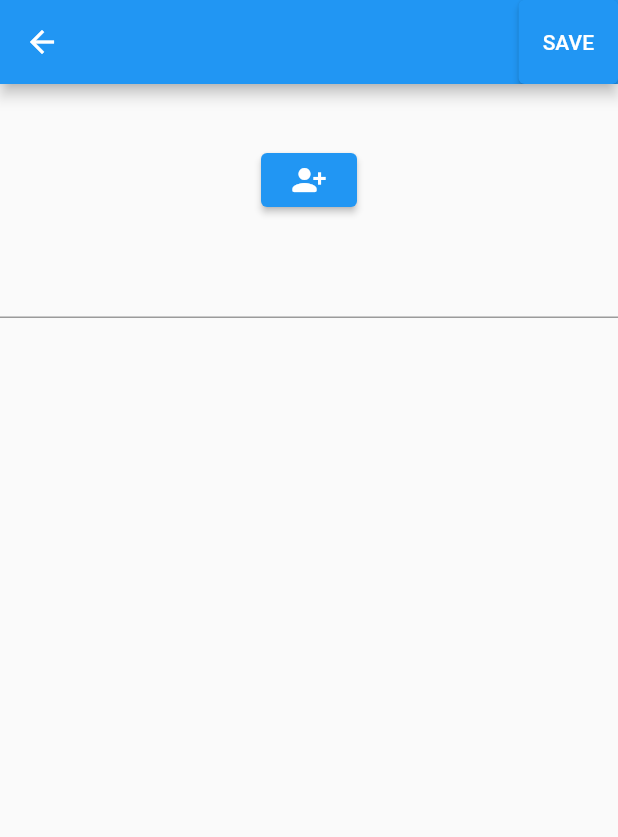
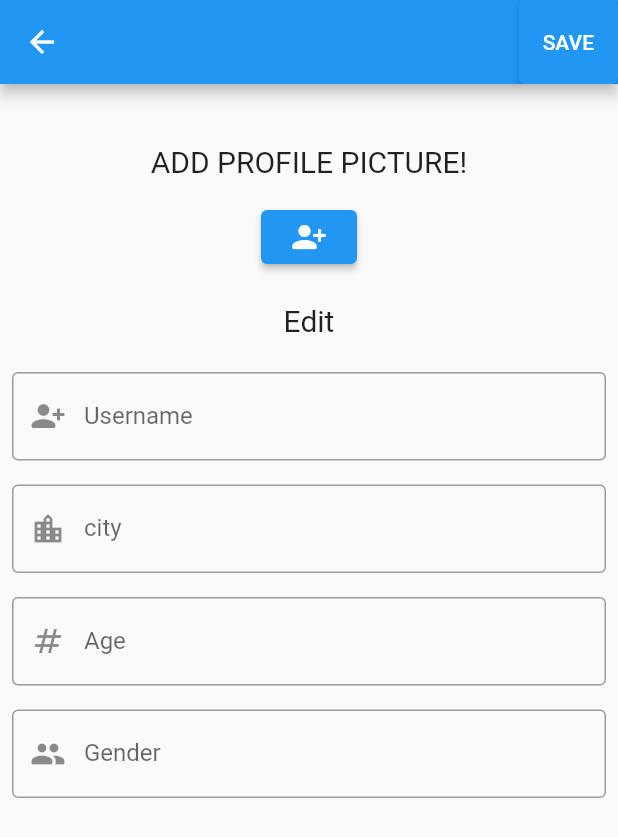
Before and after one commit to brisingr24/Serenity, a Flutter app: the PageHost screen opened by its route, item 4 of the bottom bar chosen, after a tap on the "arrow forward ios" icon, on a phone screen of 412 x 824 dp. Shown: the top 837 px of the screen. Run offline on Flutter 3.47's test engine with Material 2 defaults, Android fonts, the phone set to English and light mode, and no system bars; our stand-ins replace animated_bottom_navigation_bar, carousel_slider, cloud_firestore, date_time_picker, firebase_auth, firebase_core and 5 more; missing offline and left inert: circular_menu, dart:ffi, kommunicate_flutter; accounts and stored records are empty.

Commit message:
Changes - Aditya

```diff
--- a/lib/screens/editprofile.dart
+++ b/lib/screens/editprofile.dart
@@ -19,6 +19,9 @@ class _EditProfileState extends State<EditProfile> {
   File? _profileImg;
   final picker = ImagePicker();
   String name = "";
+  String city = "";
+  String age = "";
+  String gender = "";
 
   Future getImage(int type) async {
     final pickedFile = await picker.getImage(source: ImageSource.gallery);
@@ -36,19 +39,22 @@ class _EditProfileState extends State<EditProfile> {
         actions: [
           ElevatedButton(
               onPressed: () async {
-                await _userService.updateProfile(_profileImg!, name);
+                await _userService.updateProfile(_profileImg!, name,city,age,gender);
                 Navigator.pop(context);
                 setState(() {});
               },
               child: Text("SAVE"))
         ],
       ),
-      body: Form(
+      body: SingleChildScrollView(
+        child: Form(
           child: Column(
             children: [
               const SizedBox(
                 height: 40,
               ),
+              Text("ADD PROFILE PICTURE!",style: TextStyle(fontSize: 20),),
+              SizedBox(height: 15,),
               ElevatedButton(
                   onPressed: () => getImage(0),
                   child: _profileImg == null
@@ -58,12 +64,70 @@ class _EditProfileState extends State<EditProfile> {
                           height: 100,
                         )),
               SizedBox(height: 20,),
-            TextFormField(
+              Text("Edit",style: TextStyle(fontSize: 20),),
+              SizedBox(height: 15,),
+              Padding(
+                padding: const EdgeInsets.all(8.0),
+                child: TextFormField(
+                  decoration: InputDecoration(
+                    border: OutlineInputBorder(),
+                    hintText: "Enter User Name",
+                    labelText: "Username",
+                    prefixIcon: Icon(Icons.person_add_alt_1_rounded),
+                  ),
                   onChanged: (val) => setState(() {
                     name = val;
                   }),
+                  keyboardType: TextInputType.name,
+                ),
+              ),
+              Padding(
+                padding: const EdgeInsets.all(8.0),
+                child: TextFormField(
+                  decoration: InputDecoration(
+                    border: OutlineInputBorder(),
+                    hintText: "Enter City",
+                    labelText: "city",
+                    prefixIcon: Icon(Icons.location_city),
+                  ),
+                  onChanged: (val) => setState(() {
+                    city = val;
+                  }),
+                  keyboardType: TextInputType.name,
+                ),
+              ),
+              Padding(
+                padding: const EdgeInsets.all(8.0),
+                child: TextFormField(
+                  decoration: InputDecoration(
+                    border: OutlineInputBorder(),
+                    hintText: "Enter Age",
+                    labelText: "Age",
+                    prefixIcon: Icon(Icons.numbers_sharp),
+                  ),
+                  onChanged: (val) => setState(() {
+                    age = val;
+                  }),
+                  keyboardType: TextInputType.number,
+                ),
+              ),
+              Padding(
+                padding: const EdgeInsets.all(8.0),
+                child: TextFormField(
+                  decoration: InputDecoration(
+                    border: OutlineInputBorder(),
+                    hintText: "Enter Gender",
+                    labelText: "Gender",
+                    prefixIcon: Icon(Icons.people_rounded),
+                  ),
+                  onChanged: (val) => setState(() {
+                    gender = val;
+                  }),
+                  keyboardType: TextInputType.name,
+                ),
               ),
             ],
+          ),
         ),
       ),
     );
--- a/lib/screens/mains/profile.dart
+++ b/lib/screens/mains/profile.dart
@@ -3,6 +3,7 @@ import 'package:envision/screens/bookings/appointment.dart';
 import 'package:envision/screens/editprofile.dart';
 import 'package:flutter/material.dart';
 import '../../models/userModel.dart';
+import '../../widgets/ContactTile.dart';
 import '../questionnaire.dart';
 import '../../sevices/user.dart';
 import '../aboutus.dart';
@@ -17,8 +18,9 @@ class Profile extends StatefulWidget {
 
 class _ProfileState extends State<Profile> {
   late final Stream<UserModel?> userModelStream;
+  Stream<List<Doctor>>? _listDoctor;
+
   String text = "";
-  bool a =false;
   @override
   void initState() {
     // TODO: implement initState
@@ -82,16 +84,19 @@ class _ProfileState extends State<Profile> {
                           return Column(
                             children: [
                               user.profileImgURL == null
-                                  ? Image.asset(
+                                  ? CircleAvatar(
+                                      child: Image.asset(
                                         "images/userdef.png",
-                                      height: 140,
-                                      width: 150,
+                                        height: 50,
+                                        width: 50,
+                                      ),
+                                      backgroundColor: Colors.white,
                                     )
-                                  : Image.network(
+                                  : CircleAvatar(
+                                      radius: 80,
+                                      backgroundImage: NetworkImage(
                                         user.profileImgURL ?? ' ',
-                                      height: 200,
-                                      width: 150,
-                                      fit: BoxFit.cover,
+                                      ),
                                     ),
                               SizedBox(
                                 height: 10,
@@ -103,10 +108,19 @@ class _ProfileState extends State<Profile> {
                                   style: TextStyle(fontSize: 22),
                                 ),
                               ),
+                              Row(
+                                mainAxisAlignment: MainAxisAlignment.center,
+                                children: [
                                   Text(
-                                '${user.email}',
+                                    '${user.age} years |',
                                     style: TextStyle(fontSize: 18),
                                   ),
+                                  Text(
+                                    '  ${user.gender}',
+                                    style: TextStyle(fontSize: 18),
+                                  ),
+                                ],
+                              )
                             ],
                           );
                         }
@@ -117,7 +131,6 @@ class _ProfileState extends State<Profile> {
                 ),
               ]),
               Container(
-                height: 650,
                 width: 350,
                 padding: EdgeInsets.all(10.0),
                 decoration: BoxDecoration(
@@ -208,8 +221,8 @@ class _ProfileState extends State<Profile> {
                     SizedBox(
                       height: 30,
                     ),
-                    Container(
-                      height: 150,
+                    SingleChildScrollView(
+                      child: Container(
                         width: 330,
                         decoration: BoxDecoration(
                           color: Colors.white,
@@ -245,6 +258,7 @@ class _ProfileState extends State<Profile> {
                           ],
                         ),
                       ),
+                    ),
                     SizedBox(
                       height: 30,
                     ),
@@ -256,7 +270,7 @@ class _ProfileState extends State<Profile> {
                                   builder: (context) => Question()));
                         },
                         child: const Text(
-                          "Take a Survey!",
+                          "TAKE A SURVEY!",
                           style: TextStyle(
                             color: Colors.white,
                             fontSize: 16,
--- a/lib/screens/postadd.dart
+++ b/lib/screens/postadd.dart
@@ -24,7 +24,7 @@ class _postAddState extends State<postAdd> {
         title: Text('CREATE POST'),
         actions: [
           ElevatedButton(onPressed: ()async{
-            _postService.savePost(text,user.name);
+            _postService.savePost(text);
             Navigator.pop(context);
           }, child: Text('POST')
           )
--- a/lib/screens/signup.dart
+++ b/lib/screens/signup.dart
@@ -27,8 +27,7 @@ class _SignUpState extends State<SignUp> {
         automaticallyImplyLeading: false,
         title: Center(child: Text("Signup")),
       ),
-      body: Container(
-        child: Form(
+      body: Form(
         child: Column(
           children: [
             SizedBox(height: 40),
@@ -113,7 +112,6 @@ class _SignUpState extends State<SignUp> {
           ],
         ),
       ),
-      ),
     );
   }
 }
--- a/lib/sevices/pageHost.dart
+++ b/lib/sevices/pageHost.dart
@@ -10,17 +10,15 @@ import '../screens/mains/profile.dart';
 import 'package:firebase_auth/firebase_auth.dart';
 import 'package:kommunicate_flutter/kommunicate_flutter.dart';
 
-
-
 class PageHost extends StatefulWidget {
   @override
   _PageHostState createState() => _PageHostState();
-
 }
 
 class _PageHostState extends State<PageHost> {
   int _currentIndex = 0;
   late PageController _pageController;
+  bool a = false;
   final iconList = <IconData>[
     Icons.home,
     Icons.forum,
@@ -32,7 +30,6 @@ class _PageHostState extends State<PageHost> {
   void initState() {
     super.initState();
     _pageController = PageController();
-
   }
 
   @override
@@ -41,12 +38,9 @@ class _PageHostState extends State<PageHost> {
     super.dispose();
   }
 
-  goToChat(){
+  goToChat() {
     print("TAP");
-    Navigator.push(
-        context,
-        MaterialPageRoute(
-            builder: (context) => ChatBot()));
+    Navigator.push(context, MaterialPageRoute(builder: (context) => ChatBot()));
   }
 
   void onTappedBar(int index) {
@@ -56,7 +50,12 @@ class _PageHostState extends State<PageHost> {
   }
 
   List<Widget> _buildScreens() {
-    return [Home(uid: FirebaseAuth.instance.currentUser!.uid), Forum(uid: FirebaseAuth.instance.currentUser!.uid), Explore(uid: FirebaseAuth.instance.currentUser!.uid),Profile(uid: FirebaseAuth.instance.currentUser!.uid)];
+    return [
+      Home(uid: FirebaseAuth.instance.currentUser!.uid),
+      Forum(uid: FirebaseAuth.instance.currentUser!.uid),
+      Explore(uid: FirebaseAuth.instance.currentUser!.uid),
+      Profile(uid: FirebaseAuth.instance.currentUser!.uid)
+    ];
   }
 
   @override
@@ -64,7 +63,10 @@ class _PageHostState extends State<PageHost> {
     return Scaffold(
       body: _buildScreens()[_currentIndex],
       floatingActionButton: FloatingActionButton(
-        onPressed: () async{
+          elevation: 10,
+          backgroundColor: Colors.blue,
+        onPressed: () async {
+
         },
         child: CircularMenu(
             startingAngleInRadian: 3.665,
@@ -77,9 +79,12 @@ class _PageHostState extends State<PageHost> {
             toggleButtonAnimatedIconData: AnimatedIcons.list_view,
             items: [
               CircularMenuItem(icon: Icons.clear,color: Colors.red,padding: 4,onTap: () {
+                setState(() {
+                  print("Working");
+                });
                 // callback
               }),
-              CircularMenuItem(icon: Icons.chat_outlined,color: Colors.red,padding: 5,iconSize: 30, onTap: () {
+              CircularMenuItem(icon: Icons.chat_outlined,color: Colors.red,padding: 4,iconSize: 32, onTap: () {
                 goToChat();
                 //callback
               }),
@@ -87,7 +92,6 @@ class _PageHostState extends State<PageHost> {
                 //callback
               }),
             ]),
-        //params
       ),
       floatingActionButtonLocation: FloatingActionButtonLocation.centerDocked,
       bottomNavigationBar: AnimatedBottomNavigationBar(
@@ -102,7 +106,6 @@ class _PageHostState extends State<PageHost> {
         rightCornerRadius: 32,
         onTap: (index) => setState(() => _currentIndex = index), //other params
       ),
-
     );
   }
 }
--- a/lib/sevices/post.dart
+++ b/lib/sevices/post.dart
@@ -16,9 +16,8 @@ class PostService {
     }).toList();
   }
 
-  Future savePost(text,name) async {
+  Future savePost(text) async {
     await FirebaseFirestore.instance.collection('posts').add({
-      'name': name,
       'text': text,
       'creator': FirebaseAuth.instance.currentUser?.uid,
       'timestamp': FieldValue.serverTimestamp()
--- a/lib/sevices/user.dart
+++ b/lib/sevices/user.dart
@@ -30,7 +30,7 @@ class UserService{
         .map(_userFromFirebaseSnapshot);
   }
 
-  Future <void> updateProfile (File _profileImg,String name) async {
+  Future <void> updateProfile (File _profileImg,String name,String city,String age,String gender) async {
 
     String profileImgURL = "";
 
@@ -42,6 +42,10 @@ class UserService{
     Map<String,Object> data = HashMap();
     if (name != '') data['name'] = name;
     if (profileImgURL != '') data['profileImgURL'] = profileImgURL;
+    if (city != '') data['city'] = city;
+    if (age != '') data['age'] = age;
+    if (gender != '') data['gender'] = gender;
+
 
     await FirebaseFirestore.instance
     .collection('users')
--- a/pubspec.yaml
+++ b/pubspec.yaml
@@ -55,7 +55,6 @@ dev_dependencies:
   firebase_storage: ^10.3.7
   image_picker: ^0.8.5+3
   shared_preferences: ^2.0.15
-  date_time_picker: ^2.1.0
 
 
   # The "flutter_lints" package below contains a set of recommended lints to
```
Also changed, not shown: lib/screens/bookings/appointment.dart (+2 -6 lines), lib/screens/mains/forum.dart (+13 -10 lines), lib/widgets/postDisplay.dart (+17 -12 lines), 1 other file. Lines whose indentation alone changed are shown as unchanged.
